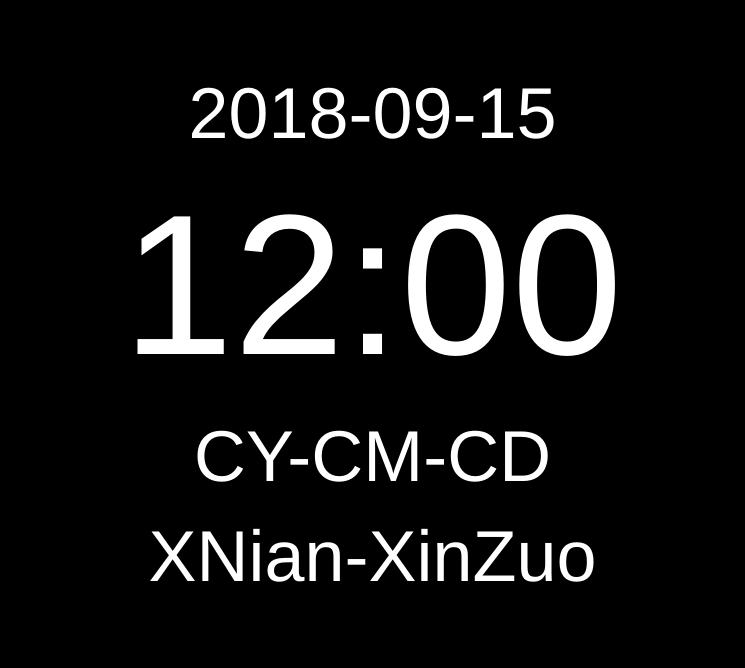
hondodo/PCamera, file datetimecontrol.ui: the form before one commit.
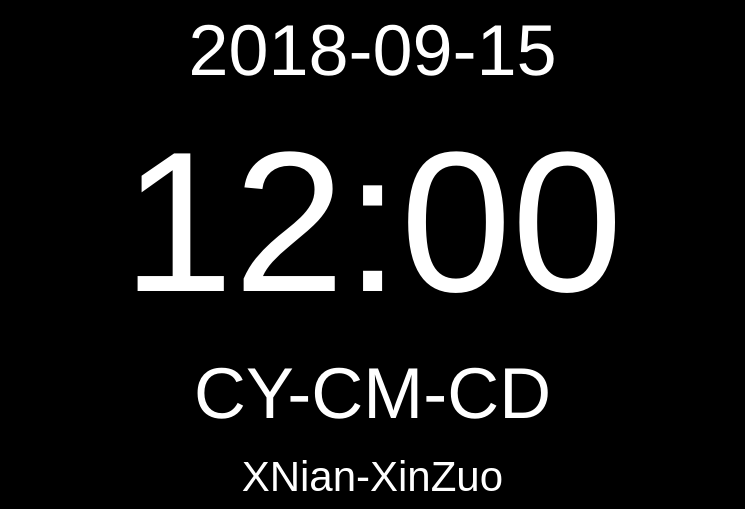
The form after the commit.

What changed in the file:
```diff
--- a/datetimecontrol.ui
+++ b/datetimecontrol.ui
@@ -7,7 +7,7 @@
     <x>0</x>
     <y>0</y>
     <width>745</width>
-    <height>668</height>
+    <height>474</height>
    </rect>
   </property>
   <property name="windowTitle">
@@ -19,24 +19,21 @@
   </property>
   <layout class="QGridLayout" name="gridLayout_4">
    <property name="leftMargin">
-    <number>11</number>
+    <number>0</number>
    </property>
    <property name="topMargin">
-    <number>11</number>
+    <number>0</number>
    </property>
    <property name="rightMargin">
-    <number>11</number>
+    <number>0</number>
    </property>
    <property name="bottomMargin">
-    <number>11</number>
+    <number>0</number>
    </property>
-   <property name="horizontalSpacing">
-    <number>11</number>
-   </property>
-   <property name="verticalSpacing">
+   <property name="spacing">
     <number>0</number>
    </property>
-   <item row="1" column="0">
+   <item row="0" column="0">
     <widget class="QWidget" name="widgetData" native="true">
      <layout class="QGridLayout" name="gridLayout_2">
       <item row="0" column="0">
@@ -61,7 +58,7 @@
      </layout>
     </widget>
    </item>
-   <item row="3" column="0">
+   <item row="2" column="0">
     <widget class="QWidget" name="widgetChineseData" native="true">
      <layout class="QGridLayout" name="gridLayout_5">
       <item row="0" column="0">
@@ -86,13 +83,13 @@
      </layout>
     </widget>
    </item>
-   <item row="2" column="0">
+   <item row="1" column="0">
     <widget class="QWidget" name="widgetTime" native="true">
      <layout class="QGridLayout" name="gridLayout">
       <item row="0" column="0">
        <widget class="QLabel" name="labelTime">
         <property name="sizePolicy">
-         <sizepolicy hsizetype="Preferred" vsizetype="Fixed">
+         <sizepolicy hsizetype="Preferred" vsizetype="Minimum">
           <horstretch>0</horstretch>
           <verstretch>0</verstretch>
          </sizepolicy>
@@ -111,7 +108,7 @@
      </layout>
     </widget>
    </item>
-   <item row="4" column="0">
+   <item row="3" column="0">
     <widget class="QWidget" name="widgetShengXiaoXinZuo" native="true">
      <layout class="QGridLayout" name="gridLayout_3">
       <item row="0" column="0">
@@ -123,7 +120,7 @@
          </sizepolicy>
         </property>
         <property name="styleSheet">
-         <string notr="true">font: 72px;</string>
+         <string notr="true">font: 42px;</string>
         </property>
         <property name="text">
          <string>XNian-XinZuo</string>
@@ -136,32 +133,6 @@
      </layout>
     </widget>
    </item>
-   <item row="5" column="0">
-    <spacer name="verticalSpacer">
-     <property name="orientation">
-      <enum>Qt::Vertical</enum>
-     </property>
-     <property name="sizeHint" stdset="0">
-      <size>
-       <width>20</width>
-       <height>40</height>
-      </size>
-     </property>
-    </spacer>
-   </item>
-   <item row="0" column="0">
-    <spacer name="verticalSpacer_2">
-     <property name="orientation">
-      <enum>Qt::Vertical</enum>
-     </property>
-     <property name="sizeHint" stdset="0">
-      <size>
-       <width>20</width>
-       <height>40</height>
-      </size>
-     </property>
-    </spacer>
-   </item>
   </layout>
  </widget>
  <resources/>
```
